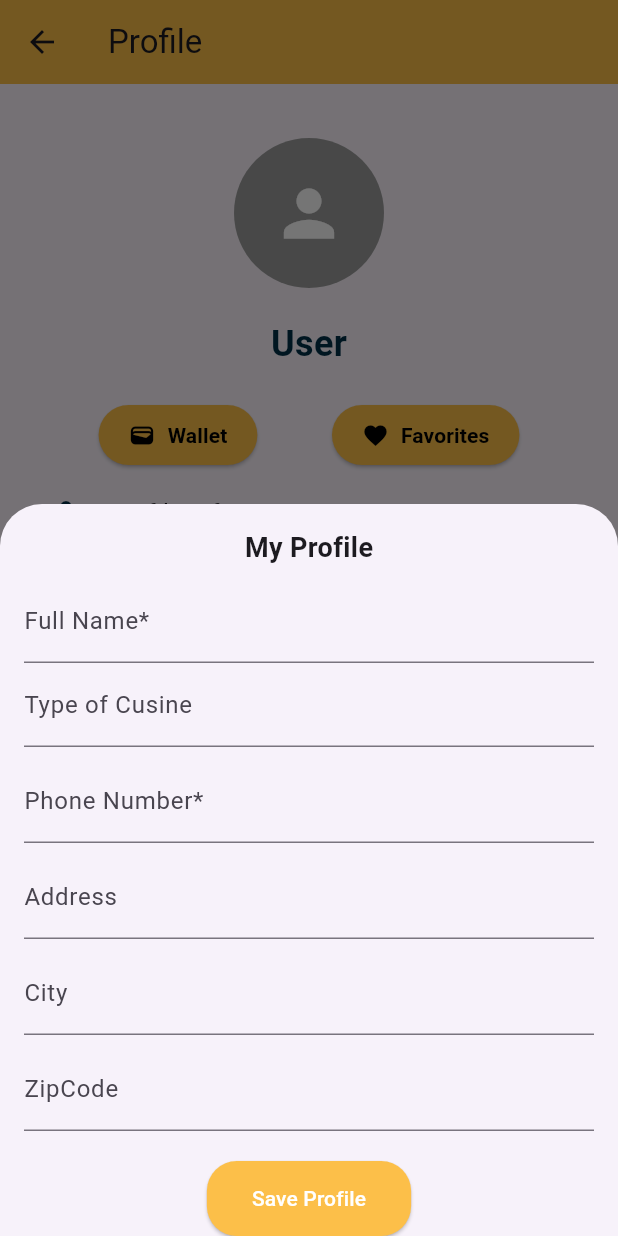
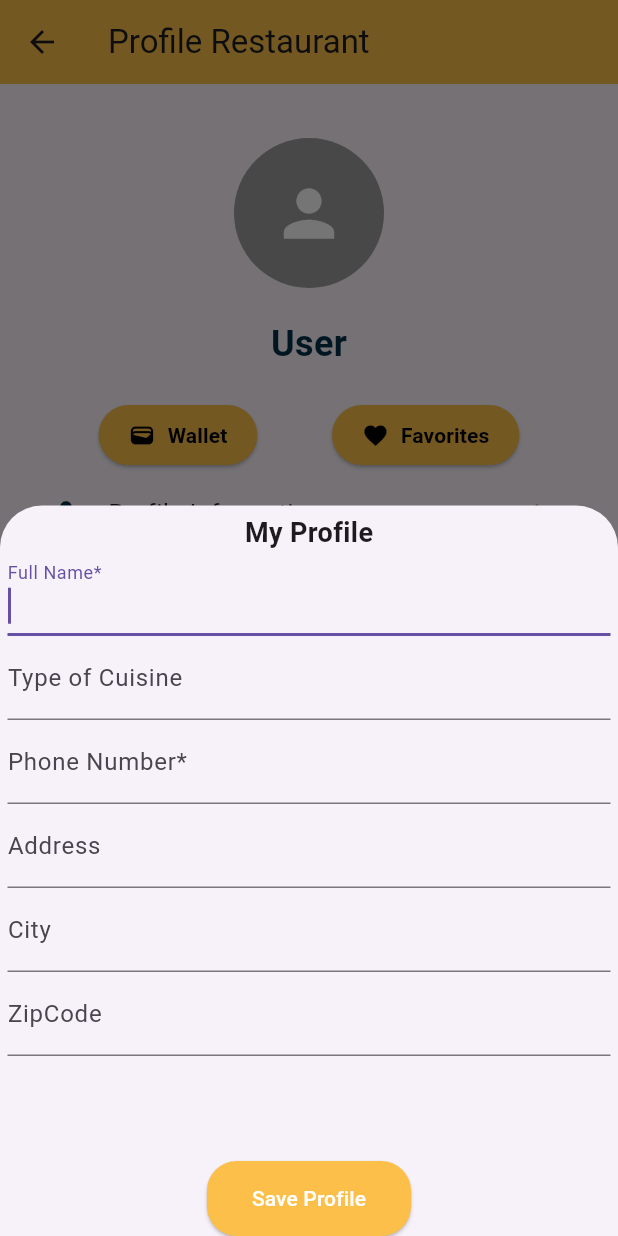
Before and after one commit to jessicamaximo23/HangryAppFlutter, a Flutter app: the ProfileScreenRestaurant screen opened directly, after a tap on "Profile Information", on a phone screen of 412 x 824 dp. Run offline on Flutter 3.47's test engine with Material 3 defaults, Android fonts, the phone set to English and light mode, and no system bars; our stand-ins replace firebase_auth, firebase_core, firebase_database; missing offline and left inert: dart:ffi; accounts and stored records are empty.

Commit message:
Restaurant Ui + real time done

```diff
--- a/lib/restaurantprofile_screen.dart
+++ b/lib/restaurantprofile_screen.dart
@@ -1,14 +1,14 @@
 import 'package:flutter/material.dart';
 import 'package:firebase_auth/firebase_auth.dart';
 import 'package:firebase_database/firebase_database.dart';
+import 'package:hangry_app_flutter/driver_screen.dart';
 
 class ProfileScreenRestaurant extends StatelessWidget {
   const ProfileScreenRestaurant({Key? key}) : super(key: key);
 
   Future<String?> getUserName(String userId) async {
     try {
-      DatabaseReference ref = FirebaseDatabase.instance.ref(
-          "users/$userId/name");
+      DatabaseReference ref = FirebaseDatabase.instance.ref("users/$userId/name");
       DatabaseEvent event = await ref.once();
       return event.snapshot.value as String?;
     } catch (e) {
@@ -17,11 +17,10 @@ class ProfileScreenRestaurant extends StatelessWidget {
     }
   }
 
-  Future<void> updateUserDetails(BuildContext context, userId, fullname, typeofcuisine,
-      phonenumber, address, city, zipCode) async {
+  Future<void> updaterestaurantDetails(BuildContext context, String userId, String fullname, String typeofcuisine,
+      String phonenumber, String address, String city, String zipCode) async {
     try {
-      DatabaseReference userRef = FirebaseDatabase.instance.ref(
-          "users/$userId/profile");
+      DatabaseReference userRef = FirebaseDatabase.instance.ref("users/$userId/profile");
       await userRef.update({
         "fullName": fullname,
         "typeofcuisine": typeofcuisine,
@@ -33,9 +32,6 @@ class ProfileScreenRestaurant extends StatelessWidget {
       ScaffoldMessenger.of(context).showSnackBar(
         const SnackBar(content: Text('Profile updated successfully')),
       );
-      DatabaseReference profileRef = FirebaseDatabase.instance.ref(
-          "users/$userId/profile");
-      DatabaseEvent event = await profileRef.once();
     } catch (e) {
       ScaffoldMessenger.of(context).showSnackBar(
         SnackBar(content: Text('Error updating profile: $e')),
@@ -47,8 +43,7 @@ class ProfileScreenRestaurant extends StatelessWidget {
     try {
       User? user = FirebaseAuth.instance.currentUser;
       if (user != null) {
-        DatabaseReference userRef = FirebaseDatabase.instance.ref(
-            "users/${user.uid}");
+        DatabaseReference userRef = FirebaseDatabase.instance.ref("users/${user.uid}");
         await userRef.remove();
         await user.delete();
 
@@ -74,7 +69,7 @@ class ProfileScreenRestaurant extends StatelessWidget {
 
     return Scaffold(
       appBar: AppBar(
-        title: const Text('Profile'),
+        title: const Text('Profile Restaurant'),
         backgroundColor: hangryYellow,
       ),
       body: SingleChildScrollView(
@@ -88,22 +83,13 @@ class ProfileScreenRestaurant extends StatelessWidget {
                 child: CircleAvatar(
                   radius: 50.0,
                   backgroundColor: Colors.grey,
-                  backgroundImage: user?.photoURL != null
-                      ? NetworkImage(user!.photoURL!)
-                      : null,
-                  child: user?.photoURL == null
-                      ? Icon(
-                    Icons.person,
-                    size: 50,
-                    color: Colors.white,
-                  )
-                      : null,
+                  backgroundImage: user?.photoURL != null ? NetworkImage(user!.photoURL!) : null,
+                  child: user?.photoURL == null ? Icon(Icons.person, size: 50, color: Colors.white) : null,
                 ),
               ),
               const SizedBox(height: 20),
               FutureBuilder<String?>(
-                future: user != null ? getUserName(user.uid) : Future.value(
-                    null),
+                future: user != null ? getUserName(user.uid) : Future.value(null),
                 builder: (context, snapshot) {
                   if (snapshot.connectionState == ConnectionState.waiting) {
                     return Center(child: CircularProgressIndicator());
@@ -160,165 +146,15 @@ class ProfileScreenRestaurant extends StatelessWidget {
                 'Profile Information',
                 onTap: () {
                   if (user != null) {
-                    showModalBottomSheet(
-                      context: context,
-                      isScrollControlled: true,
-                      constraints: BoxConstraints(
-                        maxHeight: MediaQuery
-                            .of(context)
-                            .size
-                            .height * 0.8,
-                      ),
-                      builder: (context) {
-                        final fullnameController = TextEditingController();
-                        final typeofcuisineController = TextEditingController();
-                        final phoneNumberController = TextEditingController();
-                        final addressController = TextEditingController();
-                        final cityController = TextEditingController();
-                        final zipCodeController = TextEditingController();
-
-                        final FocusNode fullnameFocusNode = FocusNode();
-
-                        DatabaseReference profileRef =
-                        FirebaseDatabase.instance.ref("users/${user
-                            .uid}/profile");
-
-                        return FutureBuilder<DatabaseEvent>(
-                          future: profileRef.once(),
-                          builder: (context, snapshot) {
-                            if (snapshot.connectionState ==
-                                ConnectionState.waiting) {
-                              return Center(child: CircularProgressIndicator());
-                            }
-
-                            if (snapshot.hasError) {
-                              return Center(
-                                  child: Text('Error: ${snapshot.error}'));
-                            }
-
-                            if (snapshot.hasData &&
-                                snapshot.data!.snapshot.value != null) {
-                              final profileData = snapshot.data!.snapshot.value
-                              as Map<dynamic, dynamic>;
-
-                              fullnameController.text =
-                                  profileData['fullName'] ?? '';
-                              typeofcuisineController.text =
-                                  profileData['typeofcuisine'] ?? '';
-                              phoneNumberController.text =
-                                  profileData['phoneNumber'] ?? '';
-                              addressController.text =
-                                  profileData['address'] ?? '';
-                              cityController.text = profileData['city'] ?? '';
-                              zipCodeController.text =
-                                  profileData['zipCode'] ?? '';
-                            }
-
-                            WidgetsBinding.instance.addPostFrameCallback((_) {
-                              FocusScope.of(context)
-                                  .requestFocus(fullnameFocusNode);
-                            });
-
-                            return SingleChildScrollView(
-                              child: Padding(
-                                padding: EdgeInsets.only(
-                                  left: 16,
-                                  right: 16,
-                                  top: 16,
-                                  bottom: MediaQuery
-                                      .of(context)
-                                      .viewInsets
-                                      .bottom,
-                                ),
-                                child: Column(
-                                  mainAxisSize: MainAxisSize.min,
-                                  children: [
-                                    const Text(
-                                      'My Profile',
-                                      style: TextStyle(
-                                          fontSize: 18,
-                                          fontWeight: FontWeight.bold),
-                                    ),
-                                    const SizedBox(height: 8),
-                                    TextField(
-                                      controller: fullnameController,
-                                      decoration: const InputDecoration(
-                                          labelText: 'Full Name*'),
-                                    ),
-                                    TextField(
-                                      controller: typeofcuisineController,
-                                      decoration: const InputDecoration(
-                                          labelText: 'Type of Cusine '),
-
-                                    ),
-                                    const SizedBox(height: 8),
-                                    TextField(
-                                      controller: phoneNumberController,
-                                      decoration: const InputDecoration(
-                                          labelText: 'Phone Number*'),
-                                    ),
-                                    const SizedBox(height: 8),
-                                    TextField(
-                                      controller: addressController,
-                                      decoration: const InputDecoration(
-                                          labelText: 'Address'),
-                                    ),
-                                    const SizedBox(height: 8),
-                                    TextField(
-                                      controller: cityController,
-                                      decoration: const InputDecoration(
-                                          labelText: 'City'),
-                                    ),
-                                    const SizedBox(height: 8),
-                                    TextField(
-                                      controller: zipCodeController,
-                                      decoration: const InputDecoration(
-                                          labelText: 'ZipCode'),
-                                    ),
-                                    const SizedBox(height: 20),
-                                    ElevatedButton(
-                                      onPressed: () {
-                                        updateUserDetails(
-                                          context,
-                                          user.uid,
-                                          fullnameController.text.trim(),
-                                          typeofcuisineController.text.trim(),
-                                          phoneNumberController.text.trim(),
-                                          addressController.text.trim(),
-                                          cityController.text.trim(),
-                                          zipCodeController.text.trim(),
-                                        );
-                                        Navigator.pop(context);
-                                      },
-                                      style: ElevatedButton.styleFrom(
-                                        backgroundColor: hangryYellow,
-                                        foregroundColor: Colors.white,
-                                        padding: EdgeInsets.symmetric(
-                                            horizontal: 30, vertical: 15),
-                                        shape: RoundedRectangleBorder(
-                                          borderRadius: BorderRadius.circular(
-                                              20),
-                                        ),
-                                      ),
-                                      child: const Text('Save Profile'),
-                                    ),
-                                  ],
-                                ),
-                              ),
-                            );
-                          },
-                        );
-                      },
-                    );
+                    _showProfileBottomSheet(context, user);
                   }
                 },
               ),
               _buildProfileItem(context, Icons.location_on, 'Location'),
               _buildProfileItem(context, Icons.settings, 'App Settings'),
-              _buildProfileItem(
-                  context, Icons.delivery_dining, 'Delivery Driver'),
+              _buildProfileItem(context, Icons.delivery_dining, 'Delivery Driver'),
               _buildProfileItem(context, Icons.admin_panel_settings, 'Admin'),
-              const SizedBox(height: 70),
+              const SizedBox(height: 100),
               Row(
                 mainAxisAlignment: MainAxisAlignment.spaceEvenly,
                 children: [
@@ -345,12 +181,126 @@ class ProfileScreenRestaurant extends StatelessWidget {
     );
   }
 
+  void _showProfileBottomSheet(BuildContext context, User user) {
+    final fullnameController = TextEditingController();
+    final typeofcuisineController = TextEditingController();
+    final phoneNumberController = TextEditingController();
+    final addressController = TextEditingController();
+    final cityController = TextEditingController();
+    final zipCodeController = TextEditingController();
 
-  Widget _buildProfileItem(BuildContext context,
-      IconData icon,
-      String title, {
-        VoidCallback? onTap,
-      }) {
+    final FocusNode fullnameFocusNode = FocusNode();
+
+    DatabaseReference profileRef = FirebaseDatabase.instance.ref("users/${user.uid}/profile");
+
+    showModalBottomSheet(
+      context: context,
+      isScrollControlled: true,
+      builder: (context) {
+        return FutureBuilder<DatabaseEvent>(
+          future: profileRef.once(),
+          builder: (context, snapshot) {
+            if (snapshot.connectionState == ConnectionState.waiting) {
+              return Center(child: CircularProgressIndicator());
+            }
+
+            if (snapshot.hasError) {
+              return Center(child: Text('Error: ${snapshot.error}'));
+            }
+
+            if (snapshot.hasData && snapshot.data!.snapshot.value != null) {
+              final profileData = snapshot.data!.snapshot.value as Map<dynamic, dynamic>;
+
+              fullnameController.text = profileData['fullName'] ?? '';
+              typeofcuisineController.text = profileData['typeofcuisine'] ?? '';
+              phoneNumberController.text = profileData['phoneNumber'] ?? '';
+              addressController.text = profileData['address'] ?? '';
+              cityController.text = profileData['city'] ?? '';
+              zipCodeController.text = profileData['zipCode'] ?? '';
+            }
+
+            WidgetsBinding.instance.addPostFrameCallback((_) {
+              FocusScope.of(context).requestFocus(fullnameFocusNode);
+            });
+
+            return SingleChildScrollView(
+                child: Padding(
+                  padding: EdgeInsets.only(
+                    left: 5,
+                    right: 5,
+                    top: 5,
+                    bottom: MediaQuery.of(context)
+                        .viewInsets
+                        .bottom,
+                  ),
+                  child: Column(
+                  mainAxisSize: MainAxisSize.min,
+                  children: [
+                    const Text(
+                      'My Profile',
+                      style: TextStyle(fontSize: 18, fontWeight: FontWeight.bold),
+                    ),
+                    TextField(
+                      controller: fullnameController,
+                      decoration: const InputDecoration(labelText: 'Full Name*'),
+                      focusNode: fullnameFocusNode,
+                    ),
+                    TextField(
+                      controller: typeofcuisineController,
+                      decoration: const InputDecoration(labelText: 'Type of Cuisine'),
+                    ),
+                    TextField(
+                      controller: phoneNumberController,
+                      decoration: const InputDecoration(labelText: 'Phone Number*'),
+                    ),
+                    TextField(
+                      controller: addressController,
+                      decoration: const InputDecoration(labelText: 'Address'),
+                    ),
+                    TextField(
+                      controller: cityController,
+                      decoration: const InputDecoration(labelText: 'City'),
+                    ),
+                    TextField(
+                      controller: zipCodeController,
+                      decoration: const InputDecoration(labelText: 'ZipCode'),
+                    ),
+                    const SizedBox(height: 70),
+                    ElevatedButton(
+                      onPressed: () {
+                        updaterestaurantDetails(
+                          context,
+                          user.uid,
+                          fullnameController.text.trim(),
+                          typeofcuisineController.text.trim(),
+                          phoneNumberController.text.trim(),
+                          addressController.text.trim(),
+                          cityController.text.trim(),
+                          zipCodeController.text.trim(),
+                        );
+                        Navigator.pop(context);
+                      },
+                      style: ElevatedButton.styleFrom(
+                        backgroundColor: hangryYellow,
+                        foregroundColor: Colors.white,
+                        padding: EdgeInsets.symmetric(horizontal: 30, vertical: 15),
+                        shape: RoundedRectangleBorder(
+                          borderRadius: BorderRadius.circular(20),
+                        ),
+                      ),
+                      child: const Text('Save Profile'),
+                    ),
+                  ],
+                  ),
+                ),
+            );
+          },
+        );
+      },
+    );
+  }
+
+  Widget _buildProfileItem(BuildContext context, IconData icon, String title, {VoidCallback? onTap}) {
     return ListTile(
       leading: Icon(icon, color: Color(0xFF003049)),
       title: Text(title),
--- a/lib/userprofile_screen.dart
+++ b/lib/userprofile_screen.dart
@@ -211,9 +211,9 @@ class ProfileScreen extends StatelessWidget {
                             return SingleChildScrollView(
                               child: Padding(
                                 padding: EdgeInsets.only(
-                                  left: 16,
-                                  right: 16,
-                                  top: 16,
+                                  left: 5,
+                                  right: 5,
+                                  top: 5,
                                   bottom: MediaQuery.of(context)
                                       .viewInsets
                                       .bottom,
@@ -297,7 +297,7 @@ class ProfileScreen extends StatelessWidget {
               _buildProfileItem(context, Icons.settings, 'App Settings'),
               _buildProfileItem(context, Icons.delivery_dining, 'Delivery Driver'),
               _buildProfileItem(context, Icons.admin_panel_settings, 'Admin'),
-              const SizedBox(height: 70),
+              const SizedBox(height: 100),
               Row(
                 mainAxisAlignment: MainAxisAlignment.spaceEvenly,
                 children: [
```
Also changed, not shown: 4 other files.
